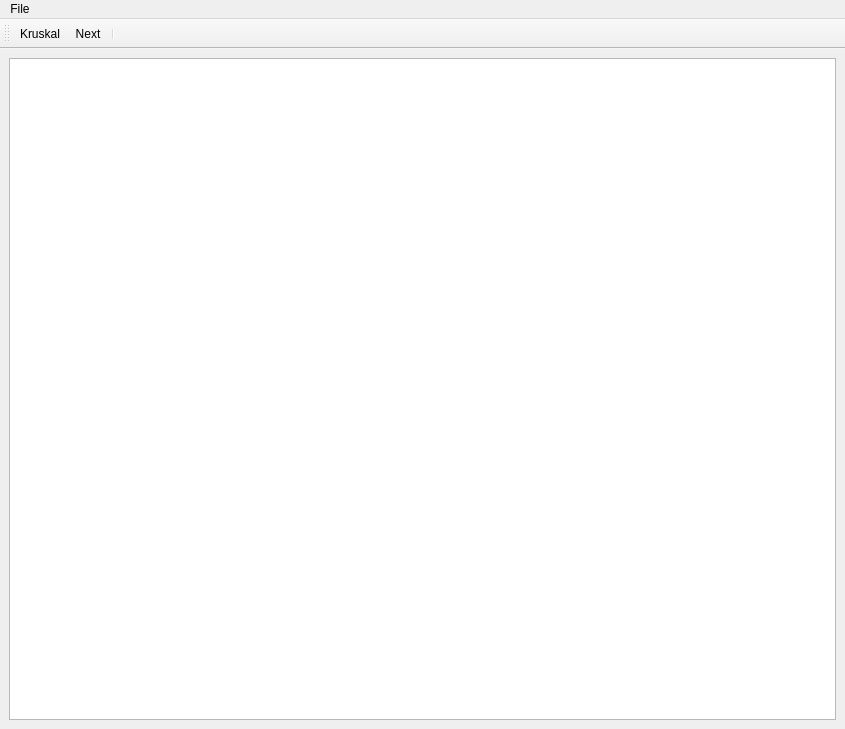
The window that layout/ui/main_window.ui (michalkielak/GIS) describes before a commit, drawn with Qt 5.
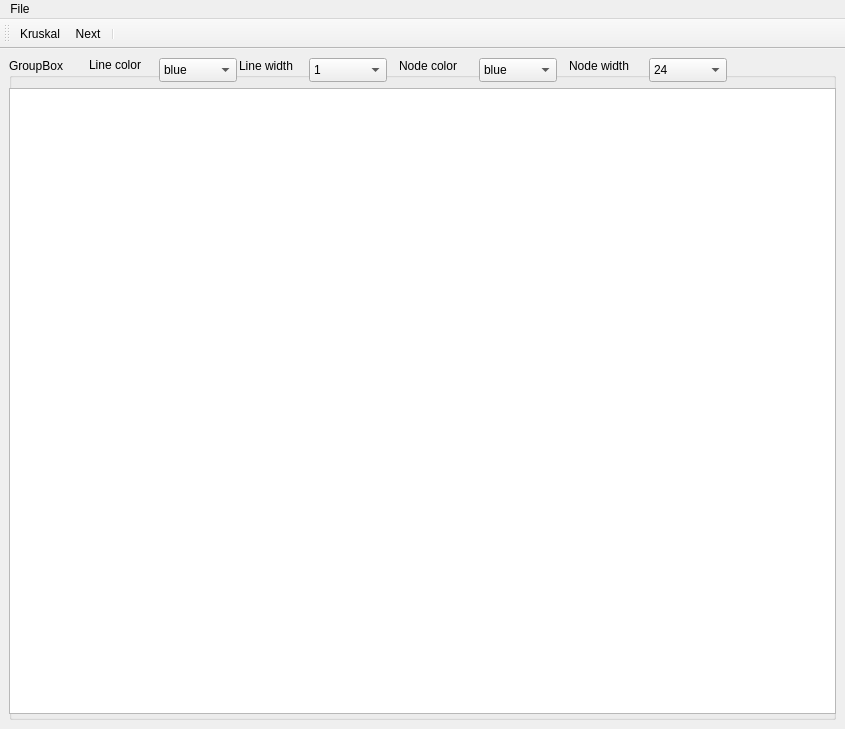
The same window after the commit.

What changed in the file:
```diff
--- a/layout/ui/main_window.ui
+++ b/layout/ui/main_window.ui
@@ -22,7 +22,213 @@
    </property>
    <layout class="QVBoxLayout" name="verticalLayout_2">
     <item>
-     <widget class="QGraphicsView" name="graphicsView"/>
+     <widget class="QGroupBox" name="groupBox">
+      <property name="title">
+       <string>GroupBox</string>
+      </property>
+      <widget class="QComboBox" name="lineColorCb">
+       <property name="geometry">
+        <rect>
+         <x>150</x>
+         <y>0</y>
+         <width>78</width>
+         <height>24</height>
+        </rect>
+       </property>
+       <item>
+        <property name="text">
+         <string>blue</string>
+        </property>
+       </item>
+       <item>
+        <property name="text">
+         <string>grey</string>
+        </property>
+       </item>
+       <item>
+        <property name="text">
+         <string>black</string>
+        </property>
+       </item>
+       <item>
+        <property name="text">
+         <string>green</string>
+        </property>
+       </item>
+      </widget>
+      <widget class="QComboBox" name="lineWidthCb">
+       <property name="geometry">
+        <rect>
+         <x>300</x>
+         <y>0</y>
+         <width>78</width>
+         <height>24</height>
+        </rect>
+       </property>
+       <item>
+        <property name="text">
+         <string>1</string>
+        </property>
+       </item>
+       <item>
+        <property name="text">
+         <string>2</string>
+        </property>
+       </item>
+       <item>
+        <property name="text">
+         <string>3</string>
+        </property>
+       </item>
+       <item>
+        <property name="text">
+         <string>4</string>
+        </property>
+       </item>
+       <item>
+        <property name="text">
+         <string>5</string>
+        </property>
+       </item>
+      </widget>
+      <widget class="QComboBox" name="nodeColorCb">
+       <property name="geometry">
+        <rect>
+         <x>470</x>
+         <y>0</y>
+         <width>78</width>
+         <height>24</height>
+        </rect>
+       </property>
+       <item>
+        <property name="text">
+         <string>blue</string>
+        </property>
+       </item>
+       <item>
+        <property name="text">
+         <string>gray</string>
+        </property>
+       </item>
+       <item>
+        <property name="text">
+         <string>black</string>
+        </property>
+       </item>
+       <item>
+        <property name="text">
+         <string>green</string>
+        </property>
+       </item>
+      </widget>
+      <widget class="QComboBox" name="nodeWidthCb">
+       <property name="geometry">
+        <rect>
+         <x>640</x>
+         <y>0</y>
+         <width>78</width>
+         <height>24</height>
+        </rect>
+       </property>
+       <item>
+        <property name="text">
+         <string>24</string>
+        </property>
+       </item>
+       <item>
+        <property name="text">
+         <string>22</string>
+        </property>
+       </item>
+       <item>
+        <property name="text">
+         <string>20</string>
+        </property>
+       </item>
+       <item>
+        <property name="text">
+         <string>18</string>
+        </property>
+       </item>
+       <item>
+        <property name="text">
+         <string>16</string>
+        </property>
+       </item>
+       <item>
+        <property name="text">
+         <string>14</string>
+        </property>
+       </item>
+       <item>
+        <property name="text">
+         <string>12</string>
+        </property>
+       </item>
+      </widget>
+      <widget class="QLabel" name="label">
+       <property name="geometry">
+        <rect>
+         <x>230</x>
+         <y>0</y>
+         <width>81</width>
+         <height>16</height>
+        </rect>
+       </property>
+       <property name="text">
+        <string>Line width</string>
+       </property>
+      </widget>
+      <widget class="QLabel" name="label_2">
+       <property name="geometry">
+        <rect>
+         <x>80</x>
+         <y>0</y>
+         <width>58</width>
+         <height>14</height>
+        </rect>
+       </property>
+       <property name="text">
+        <string>Line color</string>
+       </property>
+      </widget>
+      <widget class="QLabel" name="label_3">
+       <property name="geometry">
+        <rect>
+         <x>560</x>
+         <y>0</y>
+         <width>71</width>
+         <height>16</height>
+        </rect>
+       </property>
+       <property name="text">
+        <string>Node width</string>
+       </property>
+      </widget>
+      <widget class="QLabel" name="label_4">
+       <property name="geometry">
+        <rect>
+         <x>390</x>
+         <y>0</y>
+         <width>71</width>
+         <height>16</height>
+        </rect>
+       </property>
+       <property name="text">
+        <string>Node color</string>
+       </property>
+      </widget>
+      <widget class="QGraphicsView" name="graphicsView">
+       <property name="geometry">
+        <rect>
+         <x>0</x>
+         <y>30</y>
+         <width>827</width>
+         <height>626</height>
+        </rect>
+       </property>
+      </widget>
+     </widget>
     </item>
    </layout>
   </widget>
```
Left out of the diff: 18 changed lines with no effect on the pictures.
